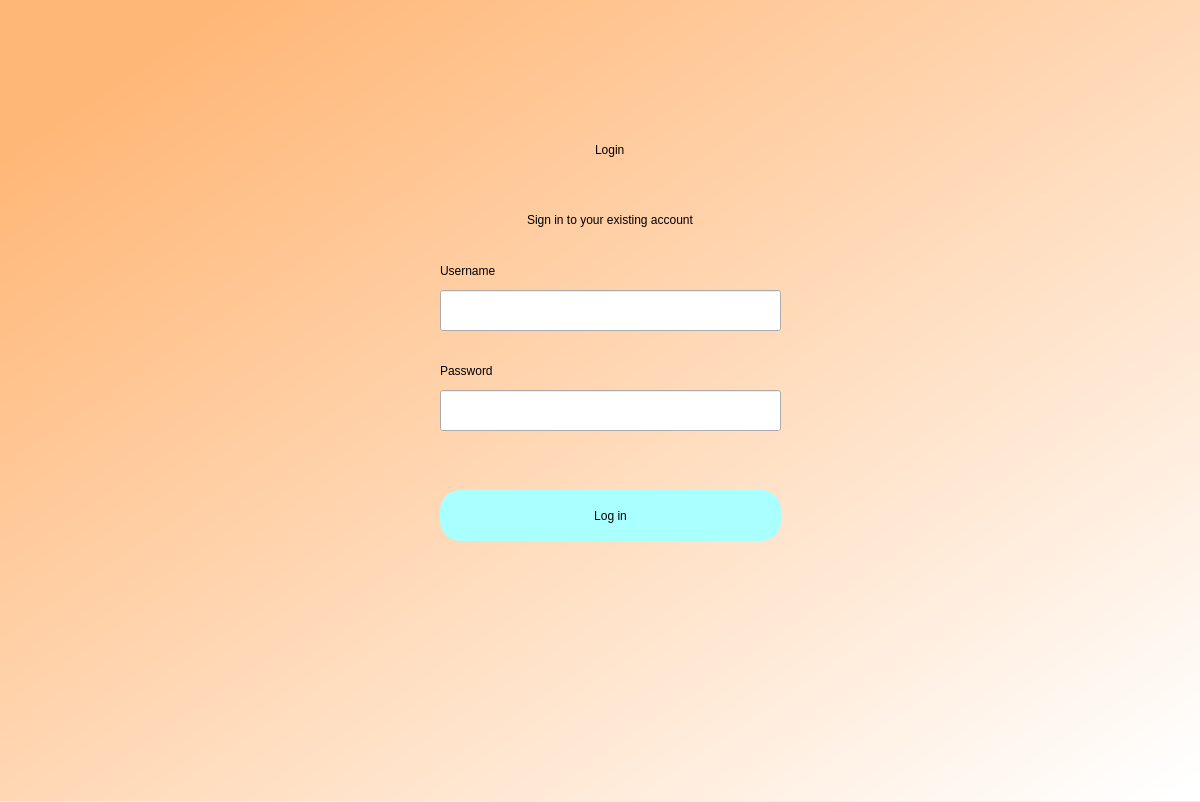
Qt form login.ui (cnTalon/READ) before a commit.
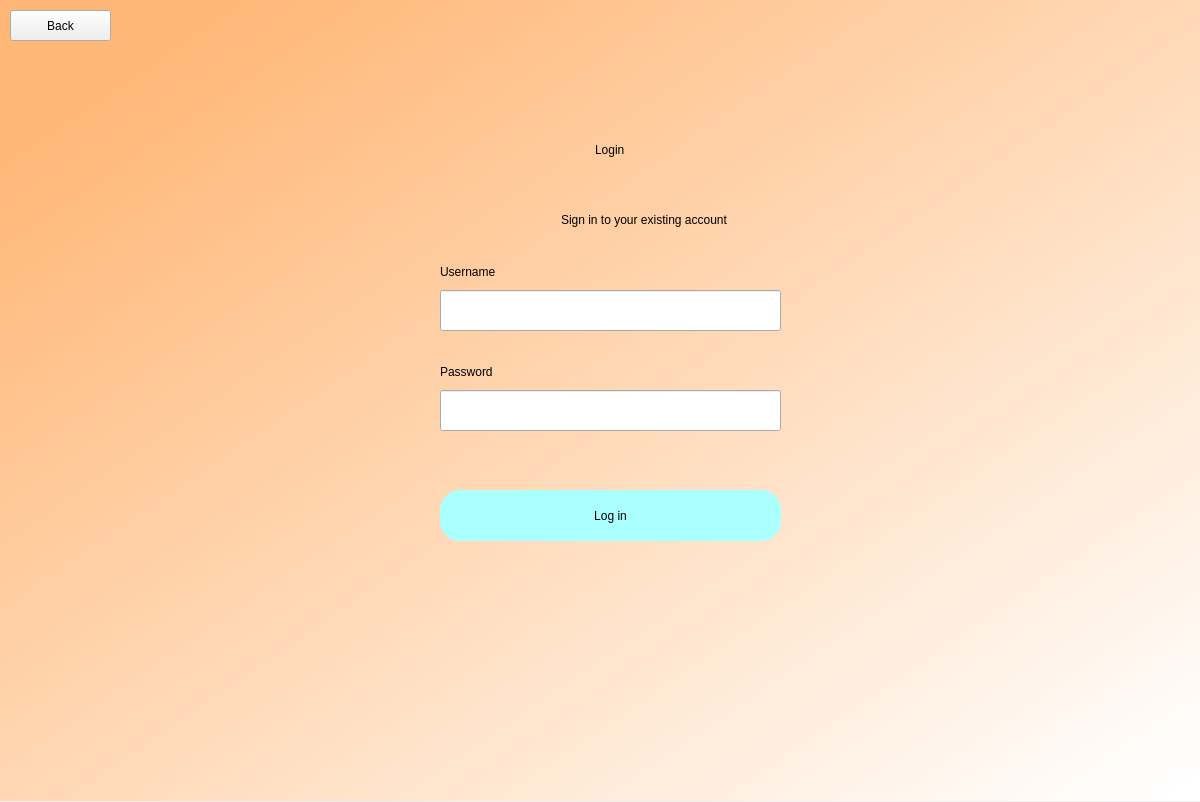
The same form after that commit.

Commit message: working back button

Patch:
```diff
--- a/login.ui
+++ b/login.ui
@@ -113,7 +113,7 @@
      <rect>
       <x>440</x>
       <y>200</y>
-      <width>341</width>
+      <width>409</width>
       <height>41</height>
      </rect>
     </property>
@@ -136,7 +136,7 @@
       <x>440</x>
       <y>260</y>
       <width>160</width>
-      <height>21</height>
+      <height>23</height>
      </rect>
     </property>
     <layout class="QVBoxLayout" name="verticalLayout_3">
@@ -158,7 +158,7 @@
       <x>440</x>
       <y>360</y>
       <width>160</width>
-      <height>21</height>
+      <height>23</height>
      </rect>
     </property>
     <layout class="QVBoxLayout" name="verticalLayout_4">
@@ -174,6 +174,22 @@
      </item>
     </layout>
    </widget>
+   <widget class="QPushButton" name="backButton">
+    <property name="geometry">
+     <rect>
+      <x>10</x>
+      <y>10</y>
+      <width>101</width>
+      <height>31</height>
+     </rect>
+    </property>
+    <property name="styleSheet">
+     <string notr="true">font: 12pt &quot;DengXian&quot;;</string>
+    </property>
+    <property name="text">
+     <string>Back</string>
+    </property>
+   </widget>
   </widget>
  </widget>
  <resources/>
```
The commit also changes 7 other files.
